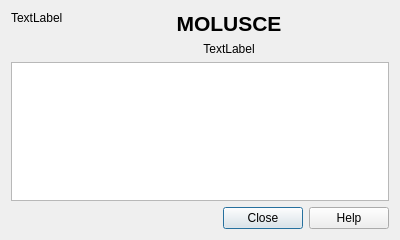
nextgis/qgis_molusce, file ui/aboutdialogbase.ui: the form before one commit.
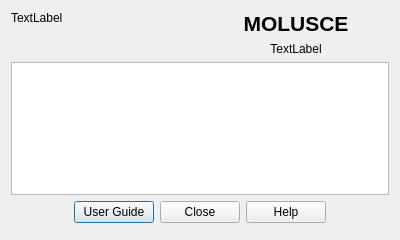
The form after the commit.

Commit message: Add button to show User Guide

What changed in the file:
```diff
--- a/ui/aboutdialogbase.ui
+++ b/ui/aboutdialogbase.ui
@@ -13,7 +13,27 @@
   <property name="windowTitle">
    <string>About MOLUSCE</string>
   </property>
-  <layout class="QGridLayout" name="gridLayout" columnstretch="0,5">
+  <layout class="QGridLayout" name="gridLayout" columnstretch="0,0">
+   <item row="1" column="1">
+    <widget class="QLabel" name="lblVersion">
+     <property name="text">
+      <string>TextLabel</string>
+     </property>
+     <property name="alignment">
+      <set>Qt::AlignCenter</set>
+     </property>
+    </widget>
+   </item>
+   <item row="0" column="0" rowspan="2">
+    <widget class="QLabel" name="lblLogo">
+     <property name="text">
+      <string>TextLabel</string>
+     </property>
+     <property name="alignment">
+      <set>Qt::AlignLeading|Qt::AlignLeft|Qt::AlignTop</set>
+     </property>
+    </widget>
+   </item>
    <item row="0" column="1">
     <widget class="QLabel" name="label">
      <property name="text">
@@ -28,16 +48,6 @@
      </property>
     </widget>
    </item>
-   <item row="3" column="0" colspan="2">
-    <widget class="QDialogButtonBox" name="buttonBox">
-     <property name="orientation">
-      <enum>Qt::Horizontal</enum>
-     </property>
-     <property name="standardButtons">
-      <set>QDialogButtonBox::Close|QDialogButtonBox::Help</set>
-     </property>
-    </widget>
-   </item>
    <item row="2" column="0" colspan="2">
     <widget class="QTextBrowser" name="textBrowser">
      <property name="readOnly">
@@ -47,8 +57,8 @@
       <string>&lt;!DOCTYPE HTML PUBLIC &quot;-//W3C//DTD HTML 4.0//EN&quot; &quot;http://www.w3.org/TR/REC-html40/strict.dtd&quot;&gt;
 &lt;html&gt;&lt;head&gt;&lt;meta name=&quot;qrichtext&quot; content=&quot;1&quot; /&gt;&lt;style type=&quot;text/css&quot;&gt;
 p, li { white-space: pre-wrap; }
-&lt;/style&gt;&lt;/head&gt;&lt;body style=&quot; font-family:'Droid Sans'; font-size:8pt; font-weight:400; font-style:normal;&quot;&gt;
-&lt;p style=&quot;-qt-paragraph-type:empty; margin-top:0px; margin-bottom:0px; margin-left:0px; margin-right:0px; -qt-block-indent:0; text-indent:0px; font-family:'Sans Serif'; font-size:9pt;&quot;&gt;&lt;br /&gt;&lt;/p&gt;&lt;/body&gt;&lt;/html&gt;</string>
+&lt;/style&gt;&lt;/head&gt;&lt;body style=&quot; font-family:'Sans Serif'; font-size:9pt; font-weight:400; font-style:normal;&quot;&gt;
+&lt;p style=&quot;-qt-paragraph-type:empty; margin-top:0px; margin-bottom:0px; margin-left:0px; margin-right:0px; -qt-block-indent:0; text-indent:0px;&quot;&gt;&lt;br /&gt;&lt;/p&gt;&lt;/body&gt;&lt;/html&gt;</string>
      </property>
      <property name="textInteractionFlags">
       <set>Qt::LinksAccessibleByMouse|Qt::TextSelectableByMouse</set>
@@ -58,25 +68,61 @@
      </property>
     </widget>
    </item>
-   <item row="1" column="1">
-    <widget class="QLabel" name="lblVersion">
-     <property name="text">
-      <string>TextLabel</string>
+   <item row="6" column="0" colspan="2">
+    <layout class="QHBoxLayout" name="horizontalLayout">
+     <property name="leftMargin">
+      <number>6</number>
      </property>
-     <property name="alignment">
-      <set>Qt::AlignCenter</set>
+     <property name="rightMargin">
+      <number>6</number>
      </property>
-    </widget>
-   </item>
-   <item row="0" column="0" rowspan="2">
-    <widget class="QLabel" name="lblLogo">
-     <property name="text">
-      <string>TextLabel</string>
+     <property name="bottomMargin">
+      <number>6</number>
      </property>
-     <property name="alignment">
-      <set>Qt::AlignLeading|Qt::AlignLeft|Qt::AlignTop</set>
-     </property>
-    </widget>
+     <item>
+      <spacer name="horizontalSpacer">
+       <property name="orientation">
+        <enum>Qt::Horizontal</enum>
+       </property>
+       <property name="sizeHint" stdset="0">
+        <size>
+         <width>40</width>
+         <height>20</height>
+        </size>
+       </property>
+      </spacer>
+     </item>
+     <item>
+      <widget class="QPushButton" name="btnUserGuide">
+       <property name="text">
+        <string>User Guide</string>
+       </property>
+      </widget>
+     </item>
+     <item>
+      <widget class="QDialogButtonBox" name="buttonBox">
+       <property name="orientation">
+        <enum>Qt::Horizontal</enum>
+       </property>
+       <property name="standardButtons">
+        <set>QDialogButtonBox::Close|QDialogButtonBox::Help</set>
+       </property>
+      </widget>
+     </item>
+     <item>
+      <spacer name="horizontalSpacer_2">
+       <property name="orientation">
+        <enum>Qt::Horizontal</enum>
+       </property>
+       <property name="sizeHint" stdset="0">
+        <size>
+         <width>40</width>
+         <height>20</height>
+        </size>
+       </property>
+      </spacer>
+     </item>
+    </layout>
    </item>
   </layout>
  </widget>
```
The commit also changes 8 other files.
